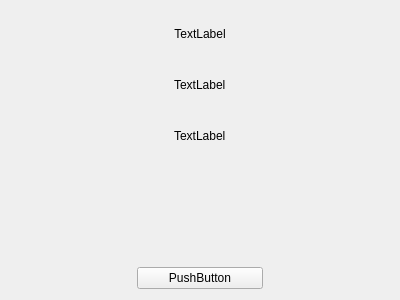
Above: SdCardMemoryLack.ui from wruwami/TPCAM-M30 before the change. Below: the same form after it.
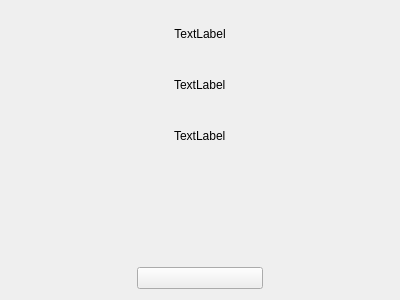
That is the form after the change. Custom widgets are drawn as their Qt base class.

The edit to the form file:
```diff
--- a/SdCardMemoryLack.ui
+++ b/SdCardMemoryLack.ui
@@ -78,7 +78,7 @@
        <item>
         <widget class="CustomPushButton" name="pushButton">
          <property name="text">
-          <string>PushButton</string>
+          <string/>
          </property>
         </widget>
        </item>
```
